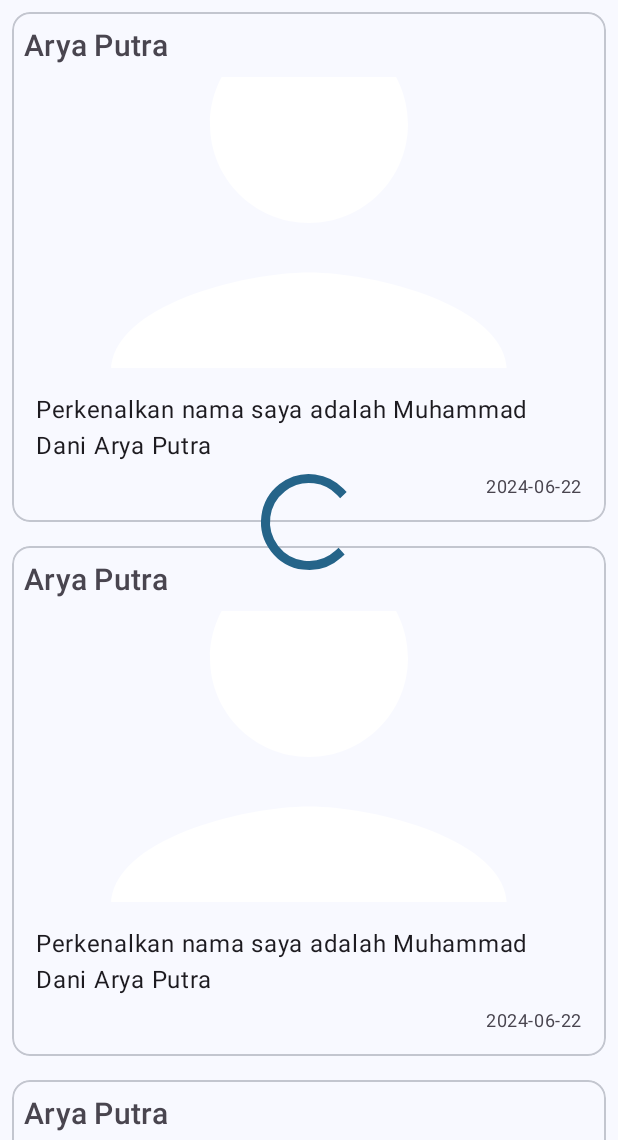
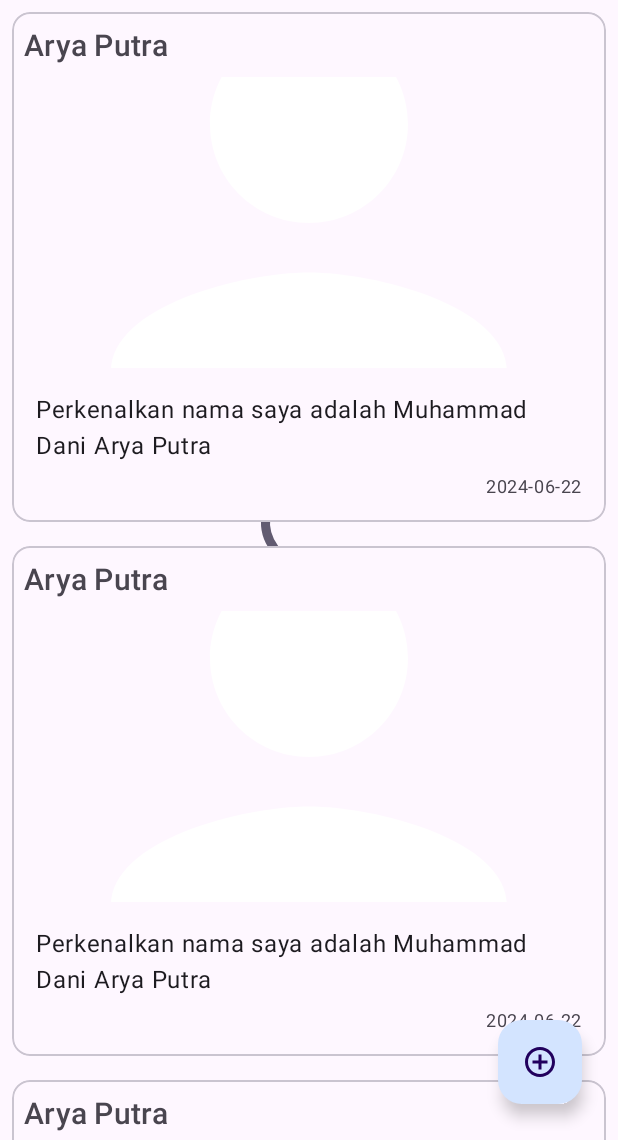
Before and after one commit to NotArBee/StorySpace, an Android app: the layout fragment_home.xml on its own in the app's theme, with its tools: preview values and no code run, on a phone screen of 412 x 824 dp, the part 96-1236 px from its top. Run offline under Robolectric (Android 15) with nearby library versions, the phone set to English and light mode, and no system bars.

Commit message:
feat : upload story dan sudah bisa mengambil gambar dari gallery

```diff
--- /dev/null
+++ b/app/src/main/res/drawable/icon_gallery.xml
@@ -0,0 +1,5 @@
+<vector xmlns:android="http://schemas.android.com/apk/res/android" android:height="24dp" android:tint="#FFFFFF" android:viewportHeight="24" android:viewportWidth="24" android:width="24dp">
+
+    <path android:fillColor="@android:color/white" android:pathData="M18,2H6C4.9,2 4,2.9 4,4v16c0,1.1 0.9,2 2,2h12c1.1,0 2,-0.9 2,-2V4C20,2.9 19.1,2 18,2zM11,4h5v7l-2.5,-1.5L11,11V4zM7,18l2.38,-3.17L11,17l2.62,-3.5L17,18H7z"/>
+
+</vector>
--- /dev/null
+++ b/app/src/main/res/drawable/icon_up_story.xml
@@ -0,0 +1,5 @@
+<vector xmlns:android="http://schemas.android.com/apk/res/android" android:height="24dp" android:tint="#FFFFFF" android:viewportHeight="24" android:viewportWidth="24" android:width="24dp">
+
+    <path android:fillColor="@android:color/white" android:pathData="M13,7h-2v4L7,11v2h4v4h2v-4h4v-2h-4L13,7zM12,2C6.48,2 2,6.48 2,12s4.48,10 10,10 10,-4.48 10,-10S17.52,2 12,2zM12,20c-4.41,0 -8,-3.59 -8,-8s3.59,-8 8,-8 8,3.59 8,8 -3.59,8 -8,8z"/>
+
+</vector>
--- /dev/null
+++ b/app/src/main/res/drawable/icon_upload.xml
@@ -0,0 +1,5 @@
+<vector xmlns:android="http://schemas.android.com/apk/res/android" android:height="24dp" android:tint="#FFFFFF" android:viewportHeight="24" android:viewportWidth="24" android:width="24dp">
+
+    <path android:fillColor="@android:color/white" android:pathData="M5,20h14v-2H5V20zM5,10h4v6h6v-6h4l-7,-7L5,10z"/>
+
+</vector>
--- /dev/null
+++ b/app/src/main/res/drawable/photo.xml
@@ -0,0 +1,5 @@
+<vector xmlns:android="http://schemas.android.com/apk/res/android" android:height="24dp" android:tint="#D1D3DB" android:viewportHeight="24" android:viewportWidth="24" android:width="24dp">
+
+    <path android:fillColor="@android:color/white" android:pathData="M21,19V5c0,-1.1 -0.9,-2 -2,-2H5c-1.1,0 -2,0.9 -2,2v14c0,1.1 0.9,2 2,2h14c1.1,0 2,-0.9 2,-2zM8.5,13.5l2.5,3.01L14.5,12l4.5,6H5l3.5,-4.5z"/>
+
+</vector>
--- a/app/src/main/res/layout/fragment_home.xml
+++ b/app/src/main/res/layout/fragment_home.xml
@@ -6,14 +6,26 @@
     android:layout_height="match_parent"
     tools:context=".ui.fragment.home.HomeFragment">
 
+    <ProgressBar
+        android:id="@+id/progressBar"
+        style="?android:attr/progressBarStyleLarge"
+        android:layout_width="wrap_content"
+        android:layout_height="wrap_content"
+        app:layout_constraintBottom_toBottomOf="parent"
+        app:layout_constraintEnd_toEndOf="parent"
+        app:layout_constraintHorizontal_bias="0.5"
+        app:layout_constraintStart_toStartOf="parent"
+        app:layout_constraintTop_toTopOf="parent"
+        app:layout_constraintVertical_bias="0.5" />
+
     <androidx.recyclerview.widget.RecyclerView
         android:id="@+id/rv_stories"
         android:layout_width="match_parent"
         android:layout_height="0dp"
+        app:layout_constraintBottom_toBottomOf="parent"
+        app:layout_constraintEnd_toEndOf="parent"
+        app:layout_constraintStart_toStartOf="parent"
         app:layout_constraintTop_toBottomOf="@+id/materialToolbar"
-        app:layout_constraintBottom_toBottomOf="parent"
-        app:layout_constraintStart_toStartOf="parent"
-        app:layout_constraintEnd_toEndOf="parent"
         tools:listitem="@layout/story_card" />
 
     <com.google.android.material.appbar.MaterialToolbar
@@ -29,15 +41,22 @@
         app:titleTextAppearance="?attr/textAppearanceTitleLarge"
         app:titleTextColor="@color/md_theme_onPrimary" />
 
-    <ProgressBar
-        android:id="@+id/progressBar"
-        style="?android:attr/progressBarStyleLarge"
+    <androidx.coordinatorlayout.widget.CoordinatorLayout
+    android:layout_width="match_parent"
+    android:layout_height="match_parent">
+
+    <!-- Main content -->
+
+    <com.google.android.material.floatingactionbutton.FloatingActionButton
+        android:id="@+id/fab_add_story"
+        android:backgroundTint="@color/md_theme_primaryContainer"
         android:layout_width="wrap_content"
         android:layout_height="wrap_content"
-        app:layout_constraintBottom_toBottomOf="parent"
-        app:layout_constraintEnd_toEndOf="parent"
-        app:layout_constraintHorizontal_bias="0.5"
-        app:layout_constraintStart_toStartOf="parent"
-        app:layout_constraintTop_toTopOf="parent"
-        app:layout_constraintVertical_bias="0.5" />
+        android:layout_gravity="bottom|end"
+        android:layout_margin="24dp"
+        android:contentDescription="Post Story Activity"
+        app:iconTint="#fff"
+        android:src="@drawable/icon_up_story"/>
+
+</androidx.coordinatorlayout.widget.CoordinatorLayout>
 </androidx.constraintlayout.widget.ConstraintLayout>
--- /dev/null
+++ b/app/src/main/res/values-land/dimens.xml
@@ -0,0 +1,3 @@
+<resources>
+      <dimen name="fab_margin">48dp</dimen>
+   </resources>
--- a/app/src/main/res/values-night/themes.xml
+++ b/app/src/main/res/values-night/themes.xml
@@ -49,4 +49,9 @@
         <item name="colorSurfaceContainerHigh">@color/md_theme_surfaceContainerHigh</item>
         <item name="colorSurfaceContainerHighest">@color/md_theme_surfaceContainerHighest</item>
     </style>
+  <!-- Base application theme. -->
+    <style name="Base.AppTheme" parent="Theme.Material3.DayNight.NoActionBar">
+        <!-- Customize your dark theme here. -->
+        <!-- <item name="colorPrimary">@color/my_dark_primary</item> -->
+    </style>
 </resources>
--- /dev/null
+++ b/app/src/main/res/values-v23/themes.xml
@@ -0,0 +1,8 @@
+<resources xmlns:tools="http://schemas.android.com/tools">
+  <style name="AppTheme" parent="Base.AppTheme">
+    <!-- Transparent system bars for edge-to-edge. -->
+    <item name="android:navigationBarColor">@android:color/transparent</item>
+    <item name="android:statusBarColor">@android:color/transparent</item>
+    <item name="android:windowLightStatusBar">?attr/isLightTheme</item>
+  </style>
+</resources>
--- /dev/null
+++ b/app/src/main/res/values-w1240dp/dimens.xml
@@ -0,0 +1,3 @@
+<resources>
+      <dimen name="fab_margin">200dp</dimen>
+   </resources>
--- /dev/null
+++ b/app/src/main/res/values-w600dp/dimens.xml
@@ -0,0 +1,3 @@
+<resources>
+      <dimen name="fab_margin">48dp</dimen>
+   </resources>
--- /dev/null
+++ b/app/src/main/res/values/dimens.xml
@@ -0,0 +1,3 @@
+<resources>
+      <dimen name="fab_margin">16dp</dimen>
+   </resources>
--- a/app/src/main/res/values/themes.xml
+++ b/app/src/main/res/values/themes.xml
@@ -48,4 +48,9 @@
         <item name="colorSurfaceContainerHighest">@color/md_theme_surfaceContainerHighest</item>
         <item name="toolbarStyle">@style/Widget.App.Toolbar</item>
     </style>
+  <!-- Base application theme. -->
+    <style name="Base.AppTheme" parent="Theme.Material3.DayNight.NoActionBar">
+        <!-- Customize your light theme here. -->
+        <!-- <item name="colorPrimary">@color/my_light_primary</item> -->
+    </style>
 </resources>
```
Also changed, not shown: app/src/main/AndroidManifest.xml (+28 -7 lines), app/src/main/java/com/ardev/myapplication/data/retrofit/ApiService.kt (+14 -0 lines), app/src/main/java/com/ardev/myapplication/ui/activity/postActivity/PostStoryActivity.kt (added, +53 -0 lines), app/src/main/java/com/ardev/myapplication/ui/fragment/home/HomeFragment.kt (+7 -0 lines), app/src/main/res/drawable/icon_camera.xml (added, +7 -0 lines), app/src/main/res/layout/activity_post_story.xml (added, +88 -0 lines), app/src/main/res/navigation/nav_graph.xml (added, +28 -0 lines), app/src/main/res/values/strings.xml (+42 -0 lines).
